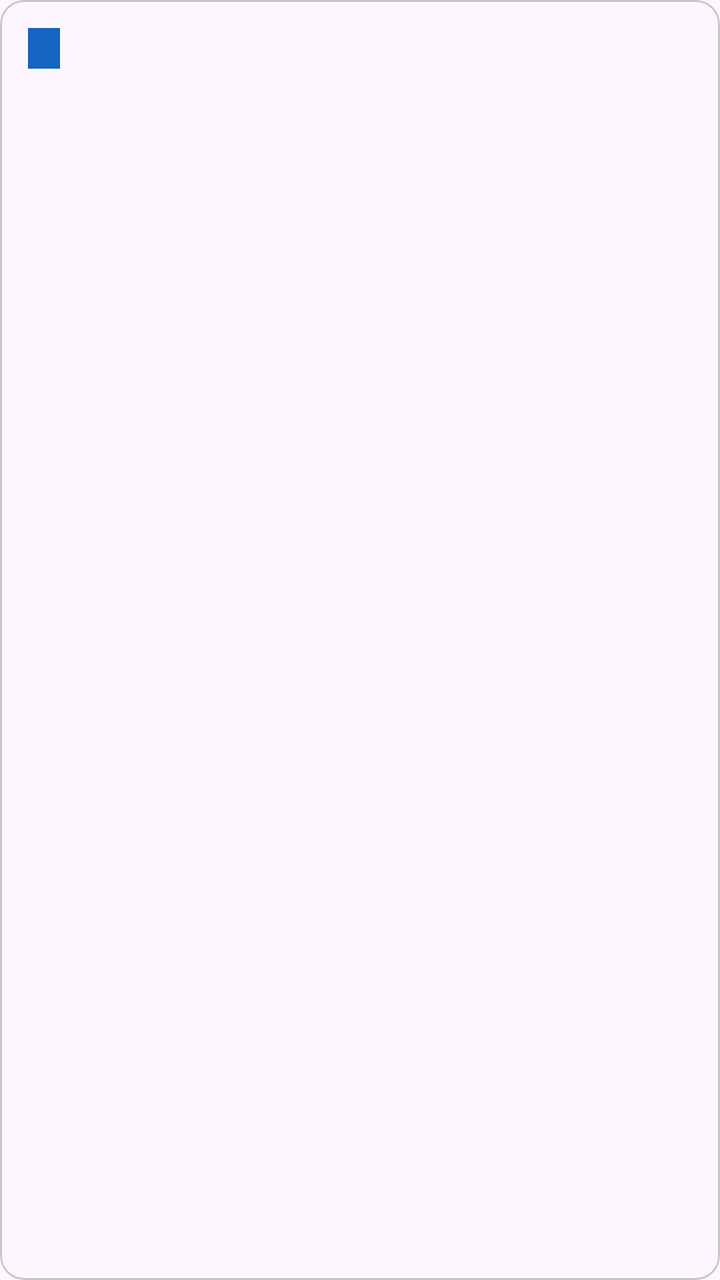
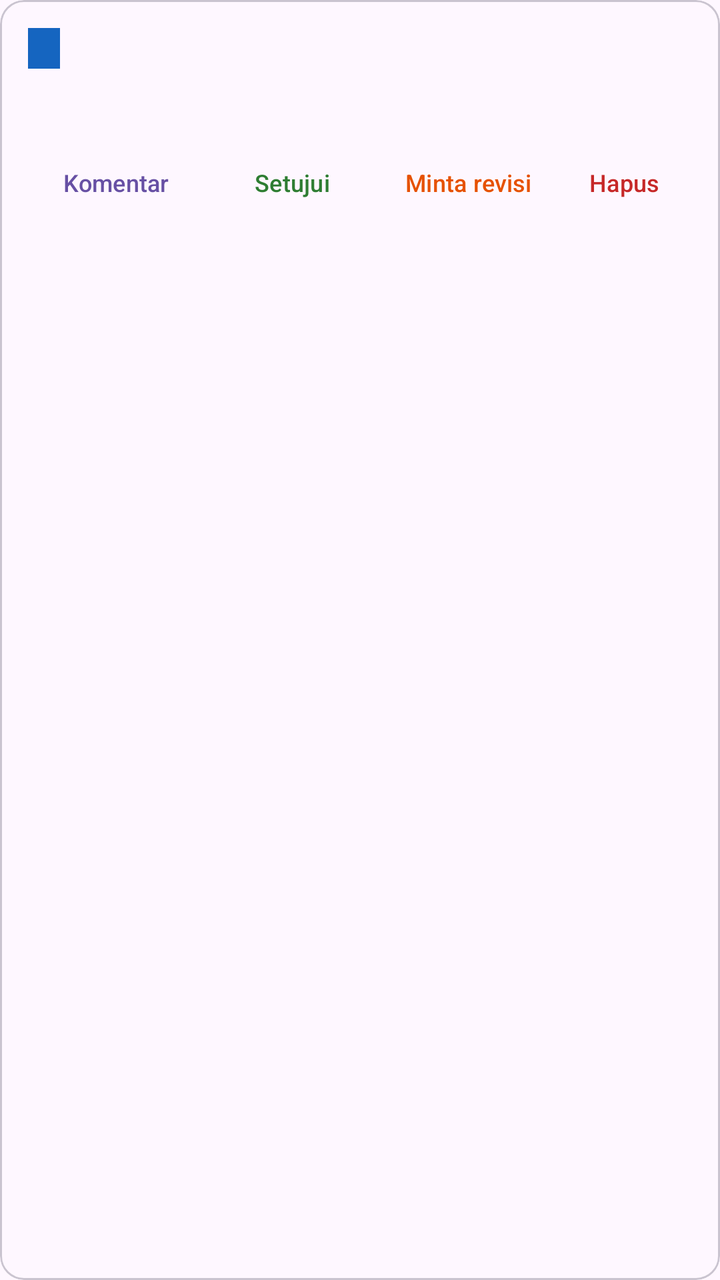

Before-and-after screenshots of an Android layout around one commit, followed by the original layout XML and the change that was made.
<!-- AndroidManifest.xml: application theme Theme.SkripsiTrack -->
<!-- res/layout/item_submission.xml -->
<?xml version="1.0" encoding="utf-8"?>
<com.google.android.material.card.MaterialCardView
    xmlns:android="http://schemas.android.com/apk/res/android"
    android:layout_width="match_parent"
    android:layout_height="wrap_content"
    android:layout_marginVertical="6dp"
    android:clickable="true"
    android:focusable="true"
    android:id="@+id/card">

    <LinearLayout
        android:layout_width="match_parent"
        android:layout_height="wrap_content"
        android:orientation="vertical"
        android:padding="14dp">

        <LinearLayout
            android:layout_width="match_parent"
            android:layout_height="wrap_content"
            android:gravity="center_vertical"
            android:orientation="horizontal">

            <TextView
                android:id="@+id/tvVersion"
                android:layout_width="wrap_content"
                android:layout_height="wrap_content"
                android:background="#1565C0"
                android:paddingHorizontal="8dp"
                android:paddingVertical="2dp"
                android:textColor="#FFFFFF"
                android:textSize="12sp"
                android:textStyle="bold" />

            <TextView
                android:id="@+id/tvStatus"
                android:layout_width="wrap_content"
                android:layout_height="wrap_content"
                android:layout_marginStart="8dp"
                android:paddingHorizontal="8dp"
                android:paddingVertical="2dp"
                android:textSize="11sp"
                android:textStyle="bold" />

            <TextView
                android:id="@+id/tvDate"
                android:layout_width="0dp"
                android:layout_height="wrap_content"
                android:layout_weight="1"
                android:gravity="end"
                android:textColor="#757575"
                android:textSize="12sp" />
        </LinearLayout>

        <ImageView
            android:id="@+id/ivPreview"
            android:layout_width="match_parent"
            android:layout_height="160dp"
            android:layout_marginTop="10dp"
            android:contentDescription="Pratinjau unggahan"
            android:scaleType="centerCrop"
            android:visibility="gone" />

        <TextView
            android:id="@+id/tvFile"
            android:layout_width="match_parent"
            android:layout_height="wrap_content"
            android:layout_marginTop="10dp"
            android:background="#F5F5F5"
            android:padding="10dp"
            android:textColor="#1565C0"
            android:visibility="gone" />

        <TextView
            android:id="@+id/tvNote"
            android:layout_width="match_parent"
            android:layout_height="wrap_content"
            android:layout_marginTop="8dp" />
    </LinearLayout>
</com.google.android.material.card.MaterialCardView>
<!-- resources referenced by this layout -->
<resources>
  <style name="Theme.SkripsiTrack" parent="Base.Theme.SkripsiTrack" />
  <style name="Base.Theme.SkripsiTrack" parent="Theme.Material3.DayNight.NoActionBar">
          
          
      </style>
</resources>

<!-- the commit's change to res/layout/item_submission.xml (unified diff, before → after) -->
@@ -1,12 +1,12 @@
 <?xml version="1.0" encoding="utf-8"?>
 <com.google.android.material.card.MaterialCardView
     xmlns:android="http://schemas.android.com/apk/res/android"
+    android:id="@+id/card"
     android:layout_width="match_parent"
     android:layout_height="wrap_content"
     android:layout_marginVertical="6dp"
     android:clickable="true"
-    android:focusable="true"
-    android:id="@+id/card">
+    android:focusable="true">
 
     <LinearLayout
         android:layout_width="match_parent"
@@ -19,6 +19,14 @@
             android:layout_height="wrap_content"
             android:gravity="center_vertical"
             android:orientation="horizontal">
+
+            <CheckBox
+                android:id="@+id/cbSelect"
+                android:layout_width="wrap_content"
+                android:layout_height="wrap_content"
+                android:clickable="false"
+                android:focusable="false"
+                android:visibility="gone" />
 
             <TextView
                 android:id="@+id/tvVersion"
@@ -75,5 +83,56 @@
             android:layout_width="match_parent"
             android:layout_height="wrap_content"
             android:layout_marginTop="8dp" />
+
+        <LinearLayout
+            android:id="@+id/llComments"
+            android:layout_width="match_parent"
+            android:layout_height="wrap_content"
+            android:layout_marginTop="4dp"
+            android:orientation="vertical"
+            android:visibility="gone" />
+
+        <LinearLayout
+            android:id="@+id/layoutActions"
+            android:layout_width="match_parent"
+            android:layout_height="wrap_content"
+            android:layout_marginTop="6dp"
+            android:orientation="horizontal">
+
+            <Button
+                android:id="@+id/btnComment"
+                style="@style/Widget.Material3.Button.TextButton"
+                android:layout_width="wrap_content"
+                android:layout_height="wrap_content"
+                android:text="Komentar"
+                android:textSize="12sp" />
+
+            <Button
+                android:id="@+id/btnApprove"
+                style="@style/Widget.Material3.Button.TextButton"
+                android:layout_width="wrap_content"
+                android:layout_height="wrap_content"
+                android:text="Setujui"
+                android:textColor="#2E7D32"
+                android:textSize="12sp" />
+
+            <Button
+                android:id="@+id/btnRevise"
+                style="@style/Widget.Material3.Button.TextButton"
+                android:layout_width="wrap_content"
+                android:layout_height="wrap_content"
+                android:text="Minta revisi"
+                android:textColor="#E65100"
+                android:textSize="12sp" />
+
+            <Button
+                android:id="@+id/btnDelete"
+                style="@style/Widget.Material3.Button.TextButton"
+                android:layout_width="wrap_content"
+                android:layout_height="wrap_content"
+                android:text="Hapus"
+                android:textColor="#C62828"
+                android:textSize="12sp" />
+        </LinearLayout>
     </LinearLayout>
 </com.google.android.material.card.MaterialCardView>
